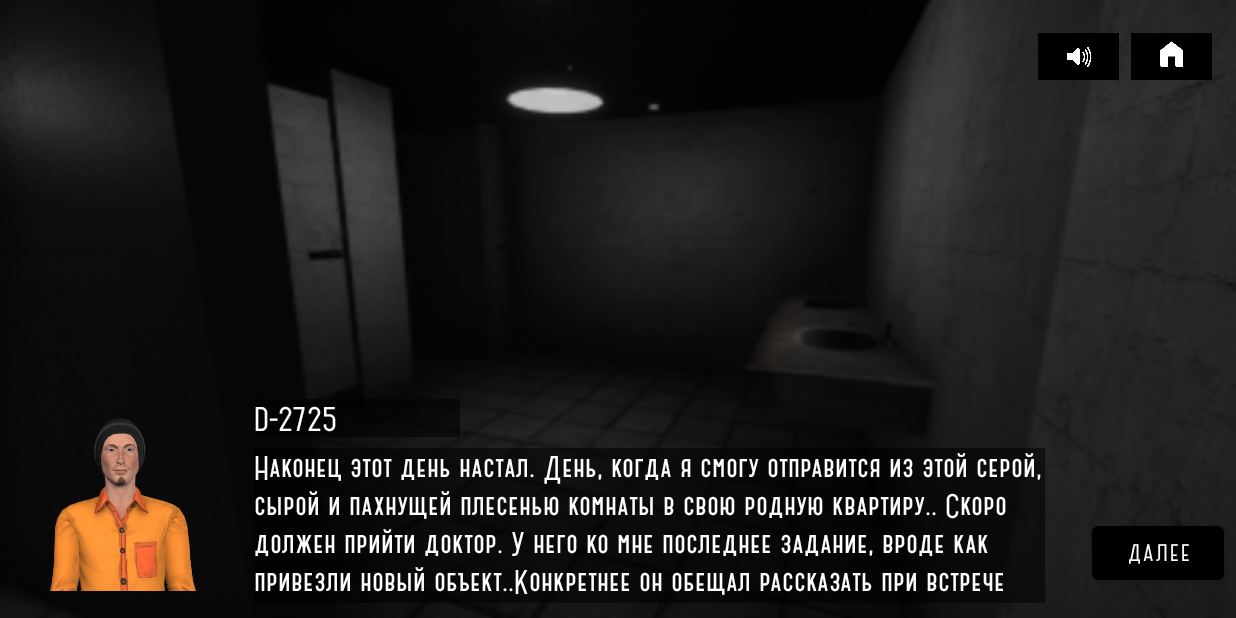
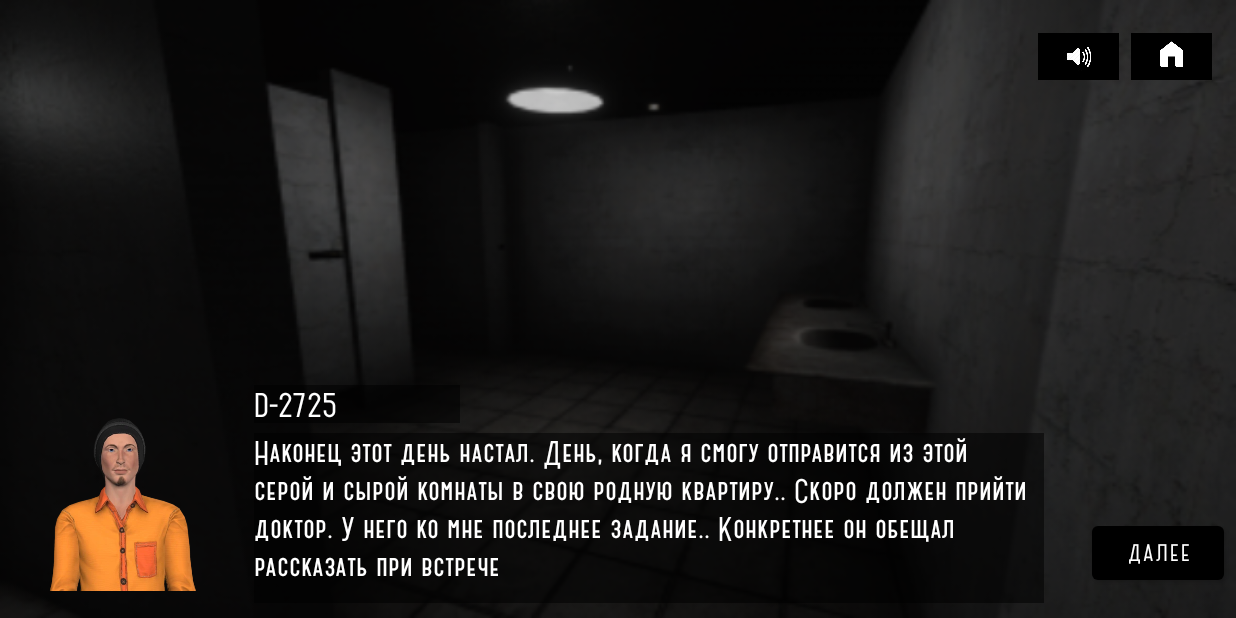
Before and after one commit to NataliaPopova127/SCP-096App, an Android app: the screen it shows after launch (ActionActivity), after a tap on "НАЧАТЬ", on a phone screen of 824 x 412 dp (held sideways). Run offline under Robolectric (Android 15) with nearby library versions, the phone set to English and light mode, and no system bars; Roboto replaces fonts that are not available here.

Commit message:
fixed text and radiogroup

```diff
--- a/app/src/main/AndroidManifest.xml
+++ b/app/src/main/AndroidManifest.xml
@@ -15,7 +15,7 @@
         android:supportsRtl="true"
         android:textColor="@color/white"
         android:textSize="20sp"
-        android:theme="@style/Theme.Pract19.Launcher"
+        android:theme="@style/Theme.Scp096.Launcher"
         tools:targetApi="31">
         <activity
             android:name=".AboutProgramActivity"
--- a/app/src/main/java/com/example/scp_096App/ActionActivity.kt
+++ b/app/src/main/java/com/example/scp_096App/ActionActivity.kt
@@ -99,7 +99,10 @@ class ActionActivity : AppCompatActivity() {
     }
 
     fun radioButtonClick(view: View) {
-
+        rbAnswer1.isChecked = false
+        rbAnswer2.isChecked = false
+        rbAnswer3.isChecked = false
+        rbAnswer4.isChecked = false
        var button : RadioButton = findViewById(view.id)
         if(button.text == getString(R.string.photo1)){
             imgBox.isVisible = true
--- a/app/src/main/java/com/example/scp_096App/MainActivity.kt
+++ b/app/src/main/java/com/example/scp_096App/MainActivity.kt
@@ -13,7 +13,7 @@ class MainActivity : AppCompatActivity() {
     lateinit var mainSplashMusic : MediaPlayer
     var isMusic : Boolean = true
     override fun onCreate(savedInstanceState: Bundle?) {
-        setTheme(R.style.Theme_Pract19_Launcher)
+        setTheme(R.style.Theme_Scp096_Launcher)
 
         super.onCreate(savedInstanceState)
         setContentView(R.layout.activity_main)
--- a/app/src/main/res/layout/activity_action.xml
+++ b/app/src/main/res/layout/activity_action.xml
@@ -25,8 +25,8 @@
     <TextView
         android:id="@+id/tvText"
         style="@style/style_my"
-        android:layout_width="527dp"
-        android:layout_height="103dp"
+        android:layout_width="0dp"
+        android:layout_height="113dp"
         android:layout_marginEnd="32dp"
         android:text="@string/text1"
         app:layout_constraintBottom_toBottomOf="parent"
@@ -82,7 +82,7 @@
         android:layout_height="wrap_content"
         android:layout_marginBottom="16dp"
         android:visibility="invisible"
-        app:layout_constraintBottom_toTopOf="@+id/btnContinue"
+        app:layout_constraintBottom_toTopOf="@+id/tvText"
         app:layout_constraintEnd_toEndOf="parent"
         app:layout_constraintHorizontal_bias="0.971"
         app:layout_constraintStart_toStartOf="parent">
--- a/app/src/main/res/values-night/themes.xml
+++ b/app/src/main/res/values-night/themes.xml
@@ -1,16 +1,17 @@
 <resources xmlns:tools="http://schemas.android.com/tools">
     <!-- Base application theme. -->
-    <style name="Theme.Pract19" parent="Theme.MaterialComponents.DayNight.DarkActionBar">
+    <style name="Theme.Scp096" parent="Theme.MaterialComponents.DayNight.NoActionBar">
         <!-- Primary brand color. -->
-        <item name="colorPrimary">@color/purple_200</item>
-        <item name="colorPrimaryVariant">@color/purple_700</item>
-        <item name="colorOnPrimary">@color/black</item>
+        <item name="colorPrimary">@color/black</item>
+        <item name="colorPrimaryVariant">@color/black</item>
+        <item name="colorOnPrimary">@color/white</item>
         <!-- Secondary brand color. -->
         <item name="colorSecondary">@color/teal_200</item>
-        <item name="colorSecondaryVariant">@color/teal_200</item>
+        <item name="colorSecondaryVariant">@color/teal_700</item>
         <item name="colorOnSecondary">@color/black</item>
         <!-- Status bar color. -->
         <item name="android:statusBarColor" tools:targetApi="l">?attr/colorPrimaryVariant</item>
         <!-- Customize your theme here. -->
+        <item name="fontFamily">@font/my_font</item>
     </style>
 </resources>
--- a/app/src/main/res/values/AppTheme.Launcher.xml
+++ b/app/src/main/res/values/AppTheme.Launcher.xml
@@ -1,6 +1,6 @@
 <?xml version="1.0" encoding="utf-8"?>
 <resources>
-    <style name="Theme.Pract19.Launcher">
+    <style name="Theme.Scp096.Launcher">
         <item name="android:windowBackground">@drawable/launch_screen</item>
     </style>
 </resources>
--- a/app/src/main/res/values/strings.xml
+++ b/app/src/main/res/values/strings.xml
@@ -18,9 +18,9 @@
     <string name="name_security">Охранник</string>
     <string name="name_scp">scp-096</string>
 
-    <string name="text1">Наконец этот день настал. День, когда я смогу отправится из этой серой, сырой и пахнущей
-    плесенью комнаты в свою родную квартиру.. Скоро должен прийти доктор. У него ко мне последнее задание, вроде как привезли
-    новый объект..Конкретнее он обещал рассказать при встрече</string>
+    <string name="text1">Наконец этот день настал. День, когда я смогу отправится из этой серой и сырой
+    комнаты в свою родную квартиру.. Скоро должен прийти доктор. У него ко мне последнее задание..
+        Конкретнее он обещал рассказать при встрече</string>
 
     <string name="text2">D-2725, на выход!</string>
 
@@ -116,7 +116,7 @@
 
     <string name="text27">Наверное с ними должно быть неудобно</string>
 
-    <string name="text28">Твоё описание - такое детальное.. Но оно отличается от других описаний..
+    <string name="text28">Твоё описание - такое детальное.. Но оно отличается от других..
         Пожалуйста, развей сомнения.. Посмотри на моё лицо.. Открой глаза</string>
 
     <string name="text29">(Да ни за что! Чутье мне подсказывает, что если открою - мне крышка!)</string>
@@ -139,8 +139,8 @@
         Все они боятся, они кричат.. Потом они замолкают.. Я не знаю почему.. Они больше не боятся меня,
         когда я выхожу на свет..Но они и не отвечают мне..Просто лежат на земле с пустыми глазами..</string>
 
-    <string name="text37">Я думал ты тоже не будешь меня боятся.. Но я рад, что нам удалось поговорить..
-        Я найду ещё кого-нибудь, кто сможешь сказать как я выгляжу.. Прощай</string>
+    <string name="text37">Я думал, что ты не будешь меня бояться.. Но я рад, что нам удалось поговорить..
+        Я найду ещё кого-нибудь, кто сможет рассказать как я выгляжу.. Прощай</string>
 
 
     <string name="final3">Итак, сегодня 25 ноября 2001 года. Объект scp-096 был пойман, при его задержании
--- a/app/src/main/res/values/themes.xml
+++ b/app/src/main/res/values/themes.xml
@@ -1,6 +1,6 @@
 <resources xmlns:tools="http://schemas.android.com/tools">
     <!-- Base application theme. -->
-    <style name="Theme.Pract19" parent="Theme.MaterialComponents.DayNight.NoActionBar">
+    <style name="Theme.Scp096" parent="Theme.MaterialComponents.DayNight.NoActionBar">
         <!-- Primary brand color. -->
         <item name="colorPrimary">@color/black</item>
         <item name="colorPrimaryVariant">@color/black</item>
```
